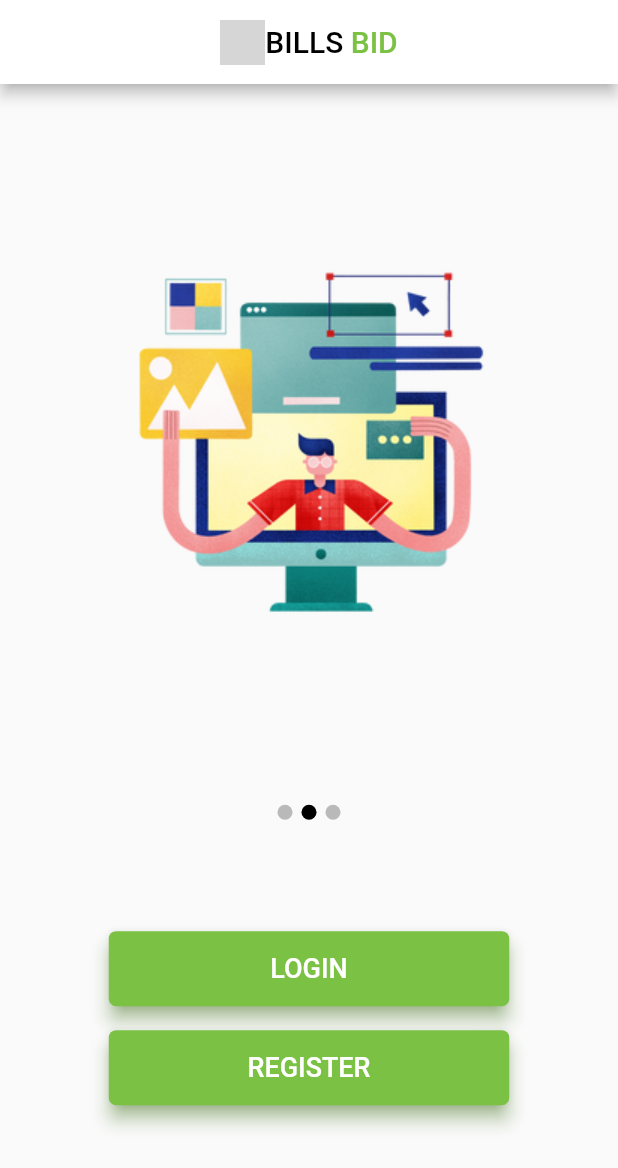
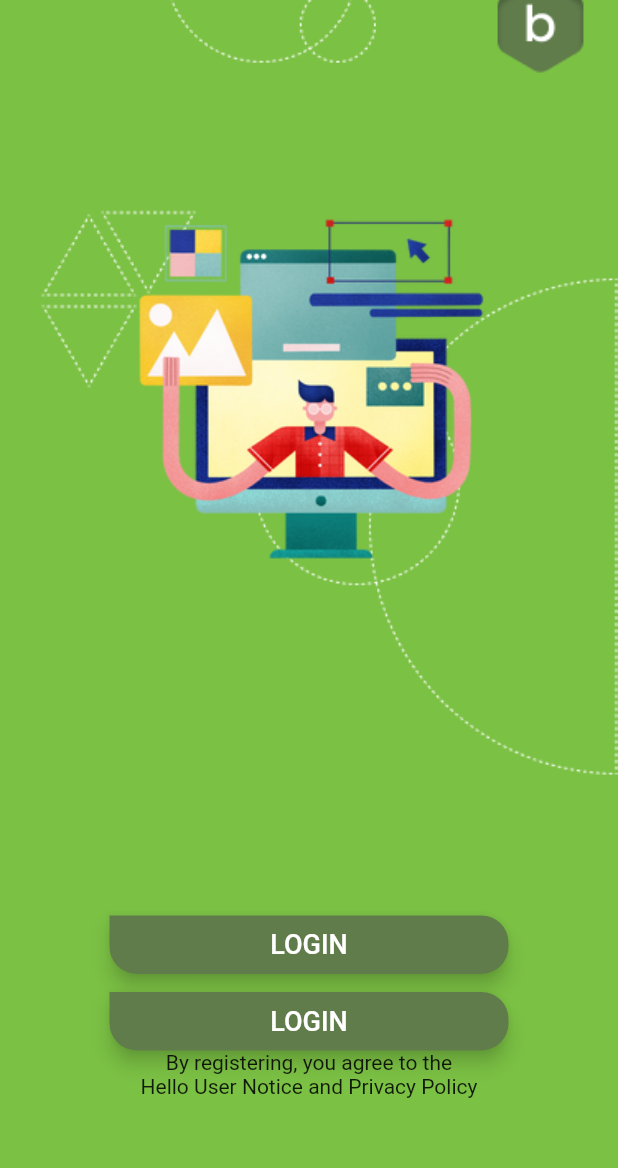
Before and after one commit to LeonardoFCorrea/Bills-Bid, a Flutter app: the screen it shows after launch, on a phone screen of 412 x 824 dp. Shown: the top 1168 px of the screen. Run offline on Flutter 3.47's test engine with Material 2 defaults, Android fonts, the phone set to English and light mode, and no system bars; Roboto replaces fonts that are missing (Arial); grey boxes are pictures that could not be loaded.

Commit message:
[Front-end] Add new home page.

```diff
--- a/lib/home.dart
+++ b/lib/home.dart
@@ -20,32 +20,15 @@ class _HomeState extends State<Home> {
   @override
   Widget build(BuildContext context) {
     return Scaffold(
-      appBar: AppBar(
-          backgroundColor: Colors.white,
-          title: Center(
-            child: Container(
-              child: Row(
-                mainAxisAlignment: MainAxisAlignment.center,
-                children: [
-                  Image.asset(
-                    "images/mini-logo.png",
-                    width: 30,
-                    height: 30,
-                  ),
-                  Text(
-                    "BILLS ",
-                    style: TextStyle(color: Colors.black),
-                  ),
-                  Text(
-                    "BID",
-                    style: TextStyle(color: Color(0xFF7BC144)),
-                  )
-                ],
-              ),
-            ),
-          )),
-      body: Center(child: Carousel()),
-    );
+        body: Container(
+      height: double.infinity,
+      width: double.maxFinite,
+      decoration: BoxDecoration(
+          image: DecorationImage(
+              image: AssetImage("images/green_template.png"),
+              fit: BoxFit.cover)),
+      child: Center(child: Carousel()),
+    ));
   }
 }
 
@@ -77,9 +60,7 @@ class _CarouselState extends State<Carousel> {
 
   @override
   Widget build(BuildContext context) {
-    return Column(
-      mainAxisAlignment: MainAxisAlignment.spaceEvenly,
-      children: [
+    return Column(mainAxisAlignment: MainAxisAlignment.spaceAround, children: [
       SizedBox(
         width: MediaQuery.of(context).size.width,
         height: 335,
@@ -98,22 +79,29 @@ class _CarouselState extends State<Carousel> {
           },
         ),
       ),
-        Row(
-            mainAxisAlignment: MainAxisAlignment.center,
-            children: indicators(imagesC.length, activePage)),
-        Column(children: [
+      Padding(
+          padding: EdgeInsets.only(left: 55, bottom: 0, right: 55),
+          child: Column(
+            children: [
               ElevatedButton(
                   style: ElevatedButton.styleFrom(
-                  primary: Color(0xFF7BC144),
+                      tapTargetSize: MaterialTapTargetSize.shrinkWrap,
+                      primary: Color(0xFF607C4B),
                       elevation: 5,
                       shadowColor: Color(0xFF7BC144),
-                  fixedSize: const Size(267.0, 50.0),
+                      fixedSize: const Size(266, 39.0),
                       shape: RoundedRectangleBorder(
-                      borderRadius: BorderRadius.circular(5))),
+                          borderRadius: BorderRadius.only(
+                              topLeft: Radius.circular(0),
+                              topRight: Radius.circular(18),
+                              bottomLeft: Radius.circular(18),
+                              bottomRight: Radius.circular(18)))),
                   onPressed: () {
                     Navigator.push(
                       context,
-                  MaterialPageRoute(builder: (context) => const LoginPage()),
+                      MaterialPageRoute(
+                          builder: (context) =>
+                              const LoginPage()), //AQUI É PRA MUDAR O REDIRECIONAMENTO - FT WILLIAM
                     );
                   },
                   child: const Text("LOGIN",
@@ -123,33 +111,50 @@ class _CarouselState extends State<Carousel> {
                         color: Colors.white,
                       ))),
               Padding(
-              padding: EdgeInsets.all(16.0),
+                padding: EdgeInsets.only(top: 12),
                 child: ElevatedButton(
                     style: ElevatedButton.styleFrom(
-                      padding: const EdgeInsets.all(8),
                         tapTargetSize: MaterialTapTargetSize.shrinkWrap,
-                      primary: Color(0xFF7BC144),
+                        primary: Color(0xFF607C4B),
                         elevation: 5,
                         shadowColor: Color(0xFF7BC144),
-                      fixedSize: const Size(267.0, 50.0),
+                        fixedSize: const Size(266, 39.0),
                         shape: RoundedRectangleBorder(
-                          borderRadius: BorderRadius.circular(5))),
+                            borderRadius: BorderRadius.only(
+                                topLeft: Radius.circular(0),
+                                topRight: Radius.circular(18),
+                                bottomLeft: Radius.circular(18),
+                                bottomRight: Radius.circular(18)))),
                     onPressed: () {
                       Navigator.push(
                         context,
                         MaterialPageRoute(
-                          builder: (context) => const LoginPage()),
+                            builder: (context) =>
+                                const LoginPage()), //AQUI É PRA MUDAR O REDIRECIONAMENTO - FT WILLIAM
                       );
                     },
-                  child: const Text("REGISTER",
+                    child: const Text("LOGIN",
                         style: TextStyle(
                           fontFamily: "Arial",
                           fontSize: 18,
                           color: Colors.white,
-                      )))),
-        ])
+                        ))),
+              ),
+              Text("By registering, you agree to the"),
+              RichText(
+                text: TextSpan(
+                  text: 'Hello ',
+                  style: DefaultTextStyle.of(context).style,
+                  children: <TextSpan>[
+                    TextSpan(text: "User Notice", style: TextStyle()),
+                    TextSpan(text: " and "),
+                    TextSpan(text: "Privacy Policy")
                   ],
-    );
+                ),
+              )
+            ],
+          )),
+    ]);
   }
 }
 
```
Lines whose indentation alone changed are shown as unchanged.
